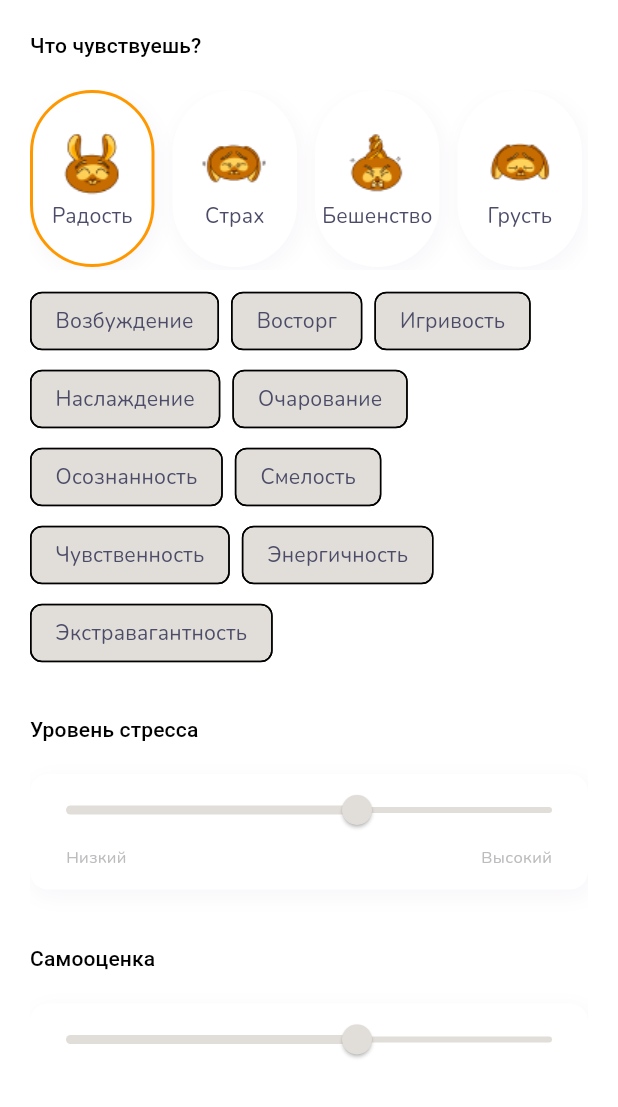
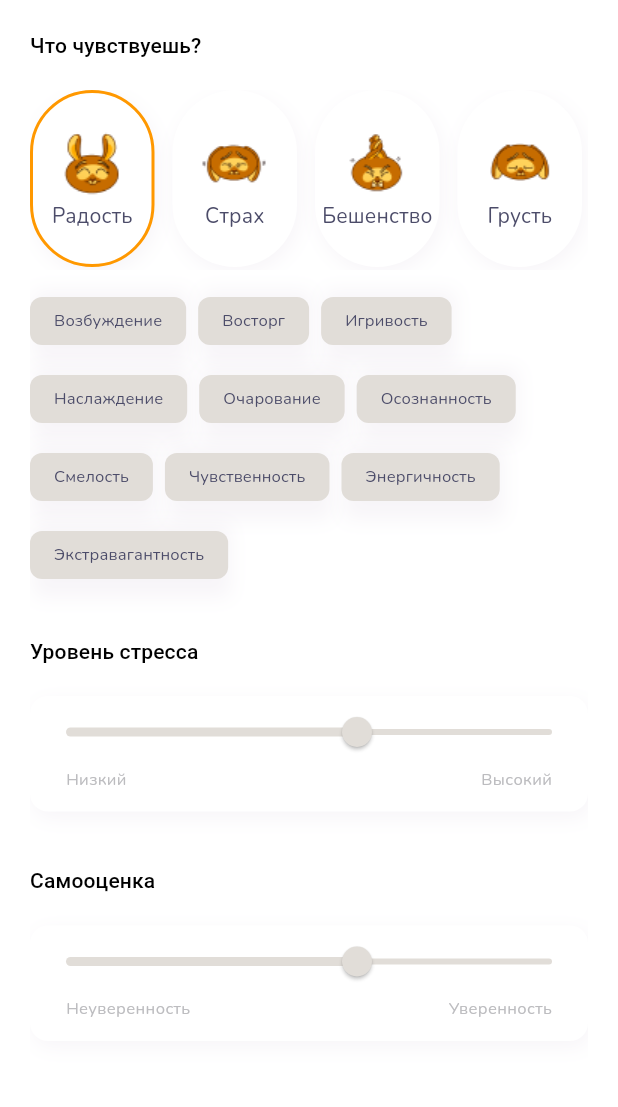
Before and after one commit to gabralava/tz, a Flutter app: the screen it shows after launch, after a tap on "Радость", on a phone screen of 412 x 824 dp, the part 129-1236 px from its top. Run offline on Flutter 3.47's test engine with Material 3 defaults, Android fonts, the phone set to English and light mode, and no system bars.

Commit message:
Поработал над видом выпадающего меню

```diff
--- a/lib/presentation/ui/dropdown_menu.dart
+++ b/lib/presentation/ui/dropdown_menu.dart
@@ -59,19 +59,37 @@ class _CustomDropdownMenuState extends State<CustomDropdownMenu> {
         spacing: 8.0,
         runSpacing: 4.0,
         children: dropdownEmotionList[widget.selectedEmotionIndex]!
-            .map((item) => FilterChip(
-                  label: Text(
-                    item,
-                    style: Theme.of(context).textTheme.titleMedium,
+            .map((item) => Container(
+                  decoration: const BoxDecoration(
+                    boxShadow: [
+                      BoxShadow(
+                        color: Color.fromRGBO(182, 161, 192, 0.11),
+                        offset: Offset(2, 4),
+                        blurRadius: 10,
+                        spreadRadius: 0
                       ),
+                    ],
+                  ),
+                  child: FilterChip(
+                    side: BorderSide.none,
+                    label: Text(item,
+                        style:
+                            selectedDropdownItems[widget.selectedEmotionIndex]
+                                        ?.contains(item) ??
+                                    false
+                                ? Theme.of(context).textTheme.bodySmall
+                                : Theme.of(context).textTheme.titleSmall),
                     selected: selectedDropdownItems[widget.selectedEmotionIndex]
                             ?.contains(item) ??
                         false,
                     onSelected: (selected) {
-                    _onChipSelected(selected, item, widget.selectedEmotionIndex);
+                      _onChipSelected(
+                          selected, item, widget.selectedEmotionIndex);
                     },
-                  selectedColor: Theme.of(context).colorScheme.primaryContainer,
+                    selectedColor:
+                        Theme.of(context).colorScheme.primaryContainer,
                     showCheckmark: false,
+                  ),
                 ))
             .toList(),
       ),
--- a/lib/theme/text_theme.dart
+++ b/lib/theme/text_theme.dart
@@ -10,5 +10,6 @@ class TextThemeStyle {
     titleSmall: TextStyle(fontSize: 11, fontWeight: FontWeight.w400, color: Color.fromRGBO(76, 76, 105, 1), fontFamily: 'Nunito'),
     bodyLarge: TextStyle(fontSize: 14, fontWeight: FontWeight.w400, color: Color.fromRGBO(188, 188, 191, 1), fontFamily: 'Nunito'),
     bodyMedium: TextStyle(fontSize: 11, fontWeight: FontWeight.w400, color: Color.fromRGBO(188, 188, 191, 1), fontFamily: 'Nunito'),
+    bodySmall: TextStyle(fontSize: 11, fontWeight: FontWeight.w400, color: Color.fromRGBO(255, 255, 255, 1), fontFamily: 'Nunito'),
   );
 }
```
Lines whose indentation alone changed are shown as unchanged.
